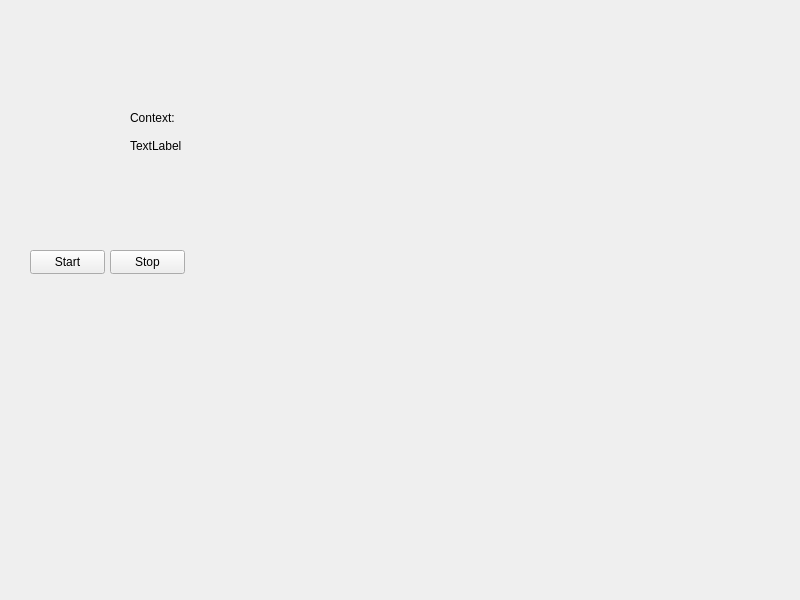
Old version of the form UI/MainWindow.ui in the repository De333mond/Macropad.
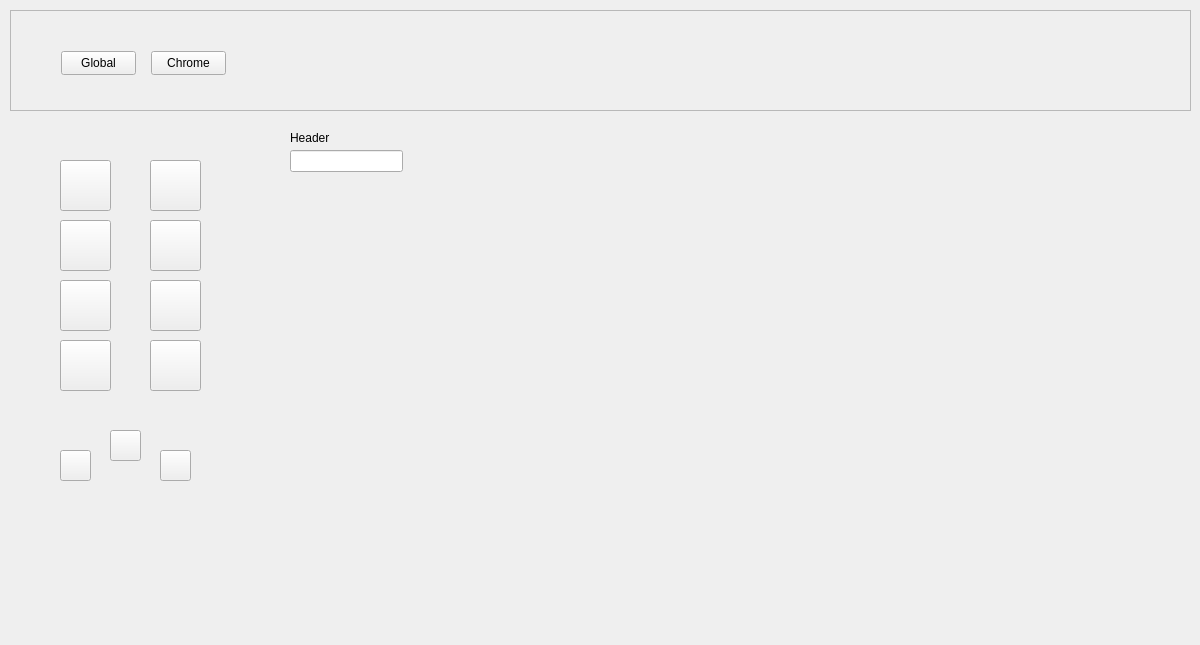
New version of the form.

```diff
--- a/UI/MainWindow.ui
+++ b/UI/MainWindow.ui
@@ -6,65 +6,250 @@
    <rect>
     <x>0</x>
     <y>0</y>
-    <width>800</width>
-    <height>600</height>
+       <width>1200</width>
+       <height>645</height>
    </rect>
   </property>
+     <property name="sizePolicy">
+         <sizepolicy hsizetype="Preferred" vsizetype="Preferred">
+             <horstretch>54</horstretch>
+             <verstretch>54</verstretch>
+         </sizepolicy>
+  </property>
   <property name="windowTitle">
    <string>MainWindow</string>
   </property>
   <widget class="QWidget" name="centralwidget">
+      <widget class="QScrollArea" name="scrollArea">
+          <property name="geometry">
+              <rect>
+                  <x>10</x>
+                  <y>10</y>
+                  <width>1181</width>
+                  <height>101</height>
+              </rect>
+          </property>
+          <property name="widgetResizable">
+              <bool>true</bool>
+          </property>
+          <widget class="QWidget" name="scrollAreaWidgetContents">
+              <property name="geometry">
+                  <rect>
+                      <x>0</x>
+                      <y>0</y>
+                      <width>1179</width>
+                      <height>99</height>
+                  </rect>
+              </property>
+              <property name="maximumSize">
+                  <size>
+                      <width>16777215</width>
+                      <height>99</height>
+                  </size>
+              </property>
+              <widget class="QPushButton" name="ctxBtnGlobal">
+                  <property name="geometry">
+                      <rect>
+                          <x>50</x>
+                          <y>40</y>
+                          <width>75</width>
+                          <height>24</height>
+                      </rect>
+                  </property>
+                  <property name="text">
+                      <string>Global</string>
+                  </property>
+              </widget>
+              <widget class="QPushButton" name="ctxBtnChrome">
+                  <property name="geometry">
+                      <rect>
+                          <x>140</x>
+                          <y>40</y>
+                          <width>75</width>
+                          <height>24</height>
+                      </rect>
+                  </property>
+                  <property name="text">
+                      <string>Chrome</string>
+                  </property>
+              </widget>
+          </widget>
+      </widget>
+      <widget class="QLineEdit" name="lineEdit">
+          <property name="geometry">
+              <rect>
+                  <x>290</x>
+                  <y>150</y>
+                  <width>113</width>
+                  <height>22</height>
+              </rect>
+          </property>
+      </widget>
    <widget class="QLabel" name="label">
     <property name="geometry">
      <rect>
-      <x>130</x>
-      <y>110</y>
+         <x>290</x>
+         <y>130</y>
       <width>49</width>
       <height>16</height>
      </rect>
     </property>
     <property name="text">
-     <string>Context:</string>
+        <string>Header</string>
     </property>
    </widget>
-   <widget class="QLabel" name="context_output">
+      <widget class="QWidget" name="macropad_layout" native="true">
     <property name="geometry">
      <rect>
-      <x>130</x>
-      <y>130</y>
-      <width>131</width>
-      <height>31</height>
+         <x>40</x>
+         <y>140</y>
+         <width>181</width>
+         <height>391</height>
      </rect>
     </property>
-    <property name="text">
-     <string>TextLabel</string>
-    </property>
-   </widget>
-   <widget class="QPushButton" name="start_btn">
-    <property name="geometry">
-     <rect>
-      <x>30</x>
-      <y>250</y>
-      <width>75</width>
-      <height>24</height>
-     </rect>
-    </property>
-    <property name="text">
-     <string>Start</string>
-    </property>
-   </widget>
-   <widget class="QPushButton" name="stop_btn">
-    <property name="geometry">
-     <rect>
-      <x>110</x>
-      <y>250</y>
-      <width>75</width>
-      <height>24</height>
-     </rect>
-    </property>
-    <property name="text">
-     <string>Stop</string>
-    </property>
+          <widget class="QPushButton" name="btn4">
+              <property name="geometry">
+                  <rect>
+                      <x>20</x>
+                      <y>200</y>
+                      <width>51</width>
+                      <height>51</height>
+                  </rect>
+              </property>
+              <property name="text">
+                  <string/>
+              </property>
+          </widget>
+          <widget class="QPushButton" name="btn5">
+              <property name="geometry">
+                  <rect>
+                      <x>110</x>
+                      <y>20</y>
+                      <width>51</width>
+                      <height>51</height>
+                  </rect>
+              </property>
+              <property name="text">
+                  <string/>
+              </property>
+          </widget>
+          <widget class="QPushButton" name="btn8">
+              <property name="geometry">
+                  <rect>
+                      <x>110</x>
+                      <y>200</y>
+                      <width>51</width>
+                      <height>51</height>
+                  </rect>
+              </property>
+              <property name="text">
+                  <string/>
+              </property>
+          </widget>
+          <widget class="QPushButton" name="btn7">
+              <property name="geometry">
+                  <rect>
+                      <x>110</x>
+                      <y>140</y>
+                      <width>51</width>
+                      <height>51</height>
+                  </rect>
+              </property>
+              <property name="text">
+                  <string/>
+              </property>
+          </widget>
+          <widget class="QPushButton" name="btn6">
+              <property name="geometry">
+                  <rect>
+                      <x>110</x>
+                      <y>80</y>
+                      <width>51</width>
+                      <height>51</height>
+                  </rect>
+              </property>
+              <property name="text">
+                  <string/>
+              </property>
+          </widget>
+          <widget class="QPushButton" name="btn3">
+              <property name="geometry">
+                  <rect>
+                      <x>20</x>
+                      <y>140</y>
+                      <width>51</width>
+                      <height>51</height>
+                  </rect>
+              </property>
+              <property name="text">
+                  <string/>
+              </property>
+          </widget>
+          <widget class="QPushButton" name="btn0">
+              <property name="geometry">
+                  <rect>
+                      <x>20</x>
+                      <y>20</y>
+                      <width>51</width>
+                      <height>51</height>
+                  </rect>
+              </property>
+              <property name="text">
+                  <string/>
+              </property>
+          </widget>
+          <widget class="QPushButton" name="btn2">
+              <property name="geometry">
+                  <rect>
+                      <x>20</x>
+                      <y>80</y>
+                      <width>51</width>
+                      <height>51</height>
+                  </rect>
+              </property>
+              <property name="text">
+                  <string/>
+              </property>
+          </widget>
+          <widget class="QPushButton" name="encodedMinusBtn">
+              <property name="geometry">
+                  <rect>
+                      <x>20</x>
+                      <y>310</y>
+                      <width>31</width>
+                      <height>31</height>
+                  </rect>
+              </property>
+              <property name="text">
+                  <string/>
+              </property>
+          </widget>
+          <widget class="QPushButton" name="encoderPushBtn">
+              <property name="geometry">
+                  <rect>
+                      <x>70</x>
+                      <y>290</y>
+                      <width>31</width>
+                      <height>31</height>
+                  </rect>
+              </property>
+              <property name="text">
+                  <string/>
+              </property>
+          </widget>
+          <widget class="QPushButton" name="encoderPlusBtn">
+              <property name="geometry">
+                  <rect>
+                      <x>120</x>
+                      <y>310</y>
+                      <width>31</width>
+                      <height>31</height>
+                  </rect>
+              </property>
+              <property name="text">
+                  <string/>
+              </property>
+          </widget>
    </widget>
   </widget>
  </widget>
```
